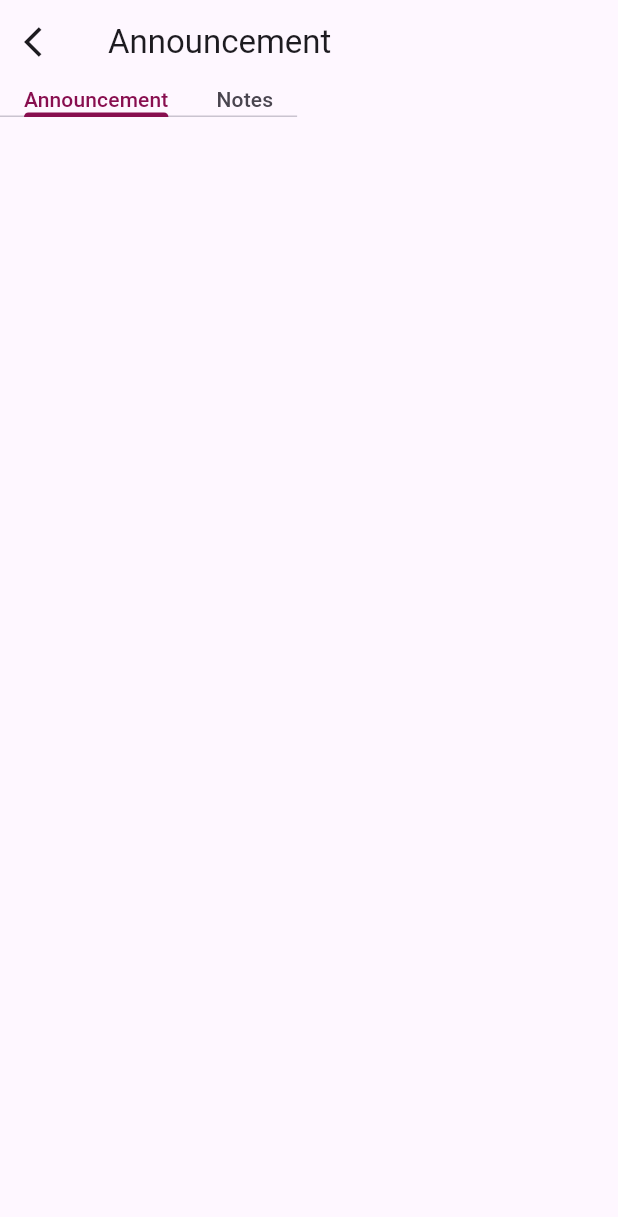
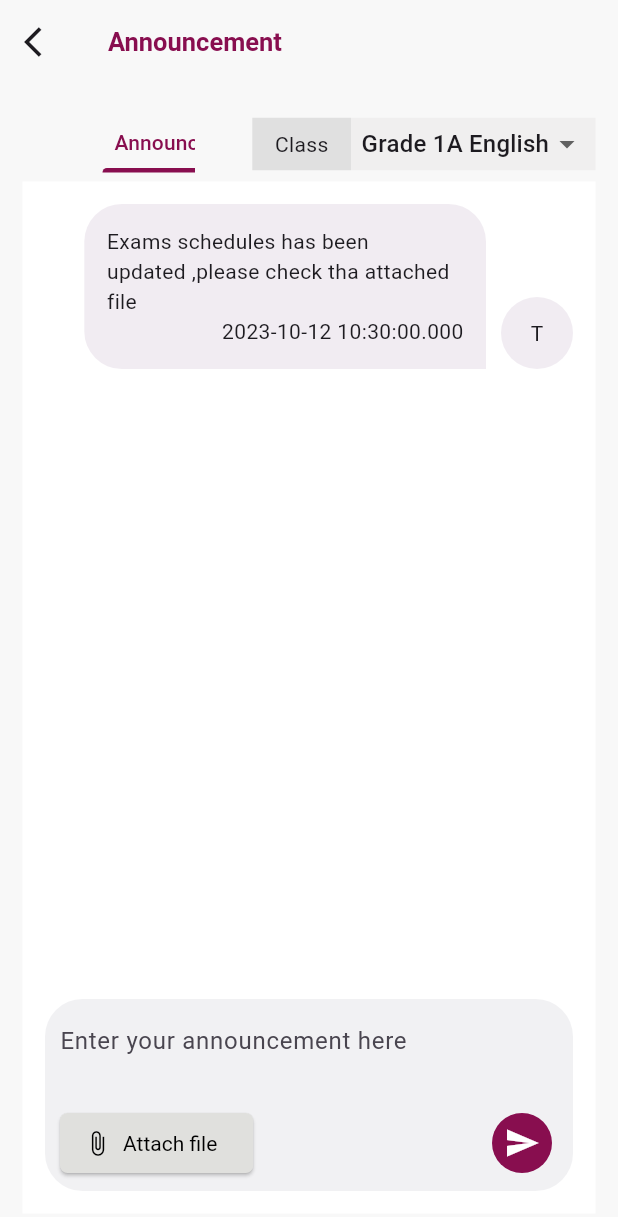
Before and after one commit to Vineeth-Kolichal/kids-budy-machine-test, a Flutter app: the screen it shows after launch, on a phone screen of 412 x 824 dp. Shown: the top 1217 px of the screen. Run offline on Flutter 3.47's test engine with Material 2 defaults, Android fonts, the phone set to English and light mode, and no system bars.

Commit message:
Some sections of UI completed +announcement tab input section +announcement tab message section

```diff
--- a/lib/main.dart
+++ b/lib/main.dart
@@ -1,5 +1,7 @@
 import 'package:flutter/material.dart';
 import 'package:kids_buddy/presentation/announcement_screen/announcement_screen.dart';
+
+import 'util/export_util.dart';
 
 void main(List<String> args) {
   runApp(KidsBuddyApp());
@@ -11,11 +13,7 @@ class KidsBuddyApp extends StatelessWidget {
   @override
   Widget build(BuildContext context) {
     return MaterialApp(
-      theme: ThemeData(
-        tabBarTheme: TabBarTheme(
-            labelColor: Colors.pink[900], indicatorColor: Colors.pink[900]),
-        useMaterial3: true,
-      ),
+      theme:theme,
       home: AnnouncementScreen(),
     );
   }
--- a/lib/presentation/announcement_screen/announcement_screen.dart
+++ b/lib/presentation/announcement_screen/announcement_screen.dart
@@ -1,4 +1,10 @@
 import 'package:flutter/material.dart';
+import 'package:kids_buddy/presentation/widgets/space.dart';
+import 'package:kids_buddy/util/colors.dart';
+import 'package:kids_buddy/util/export_util.dart';
+import 'package:kids_buddy/util/responsive.dart';
+
+import 'pages/announcement_tab/announcement_tab.dart';
 
 class AnnouncementScreen extends StatelessWidget {
   const AnnouncementScreen({super.key});
@@ -23,20 +29,72 @@ class AnnouncementScreen extends StatelessWidget {
           //   ],
           // ),
         ),
-        body: Column(children: [
+        body: Padding(
+          padding: const EdgeInsets.all(15.0),
+          child: Column(children: [
             Row(
+              mainAxisAlignment: MainAxisAlignment.spaceBetween,
               children: [
-              SizedBox(
+                Expanded(
+                  flex: 3,
+                  child: Align(
+                    alignment: Alignment.centerLeft,
                     child: TabBar(
+                      isScrollable: true,
                       tabs: [
-                    Text('Announcement'),
-                    Text('Notes'),
+                        Padding(
+                          padding: const EdgeInsets.all(8.0),
+                          child: Text('Announcement'),
+                        ),
+                        Padding(
+                          padding: const EdgeInsets.all(8.0),
+                          child: Text('Notes'),
+                        ),
                       ],
                     ),
                   ),
+                ),
+                Spacer(),
+                SizedBox(
+                  height: 50,
+                  child: Row(
+                    children: [
+                      Container(
+                        height: 35,
+                        padding: const EdgeInsets.symmetric(horizontal: 15),
+                        color: const Color.fromARGB(255, 224, 224, 224),
+                        child: const Center(child: Text('Class')),
+                      ),
+                      Container(
+                        padding: const EdgeInsets.symmetric(horizontal: 7),
+                        height: 35,
+                        color: const Color.fromARGB(255, 240, 239, 239),
+                        child: DropdownButtonHideUnderline(
+                          child: DropdownButton(
+                            items: const [
+                              DropdownMenuItem(child: Text('Grade 1A English'))
                             ],
+                            onChanged: (value) {},
+                          ),
+                        ),
+                      ),
+                    ],
+                  ),
+                )
+              ],
+            ),
+            Expanded(
+                child: Container(
+              color: whiteColor,
+              child: TabBarView(children: [
+                AnnouncementTab(),
+                Center(
+                  child: Text('Notes'),
                 )
               ]),
+            ))
+          ]),
+        ),
       ),
     );
   }
--- /dev/null
+++ b/lib/presentation/announcement_screen/pages/announcement_tab/announcement_tab.dart
@@ -0,0 +1,176 @@
+import 'package:flutter/material.dart';
+import 'package:kids_buddy/presentation/widgets/space.dart';
+
+import '../../../../util/export_util.dart';
+
+class AnnouncementTab extends StatelessWidget {
+  const AnnouncementTab({
+    super.key,
+  });
+
+  @override
+  Widget build(BuildContext context) {
+    Size size = MediaQuery.of(context).size;
+
+    int i = 0;
+    if (i == 1) {
+      return Center(
+        child: Column(
+          mainAxisSize: MainAxisSize.min,
+          children: [
+            const Text(
+              'You can create announcement to your classes',
+              textAlign: TextAlign.center,
+            ),
+            Space.y(10),
+            ElevatedButton(
+              onPressed: () {},
+              style: Theme.of(context).elevatedButtonTheme.style,
+              child: const Text('Create announcement',
+                  style: TextStyle(
+                      color: whiteColor, fontWeight: FontWeight.w700)),
+            ),
+          ],
+        ),
+      );
+    } else {
+      return Padding(
+        padding: const EdgeInsets.all(15.0),
+        child: Container(
+          child: Column(children: [
+            Expanded(child: MessageSection(size: size)),
+            InputSection()
+          ]),
+        ),
+      );
+    }
+  }
+}
+
+class MessageSection extends StatelessWidget {
+  const MessageSection({
+    super.key,
+    required this.size,
+  });
+
+  final Size size;
+
+  @override
+  Widget build(BuildContext context) {
+    return ListView(
+      children: [
+        Align(
+          alignment: Alignment.centerRight,
+          child: ConstrainedBox(
+            constraints: BoxConstraints(maxWidth: size.width * 0.85),
+            child: Row(
+              crossAxisAlignment: CrossAxisAlignment.end,
+              mainAxisSize: MainAxisSize.min,
+              children: [
+                Container(
+                  constraints: BoxConstraints(maxWidth: size.width * 0.65),
+                  decoration: BoxDecoration(
+                    color: Color(0xFFF1ECF2),
+                    borderRadius: BorderRadius.only(
+                      topLeft: radiusTwentyFive,
+                      topRight: radiusTwentyFive,
+                      bottomLeft: radiusTwentyFive,
+                    ),
+                  ),
+                  child: Padding(
+                    padding: const EdgeInsets.all(15.0),
+                    child: Column(
+                      crossAxisAlignment: CrossAxisAlignment.end,
+                      children: [
+                        Text(
+                          'Exams schedules has been updated ,please check tha attached file',
+                        ),
+                        Row(
+                          mainAxisAlignment: MainAxisAlignment.end,
+                          mainAxisSize: MainAxisSize.min,
+                          children: [Text(DateTime.now().toString())],
+                        )
+                      ],
+                    ),
+                  ),
+                ),
+                Space.x(10),
+                Container(
+                  decoration: BoxDecoration(
+                      shape: BoxShape.circle, color: Color(0xFFF1ECF2)),
+                  child: PopupMenuButton(
+                    itemBuilder: (context) {
+                      return [
+                        PopupMenuItem(
+                          child: Text('Delete'),
+                        )
+                      ];
+                    },
+                    icon: Text('T'),
+                    onSelected: (value) {},
+                  ),
+                )
+              ],
+            ),
+          ),
+        )
+      ],
+    );
+  }
+}
+
+class InputSection extends StatelessWidget {
+  const InputSection({
+    super.key,
+  });
+
+  @override
+  Widget build(BuildContext context) {
+    return Container(
+      padding: EdgeInsets.symmetric(
+          horizontal: Responsive.isTablet(context) ? 30 : 10, vertical: 8),
+      // height: 150,
+      decoration: BoxDecoration(
+        color: const Color(0xFFF1F1F3),
+        borderRadius: BorderRadius.circular(25),
+      ),
+      child: Column(children: [
+        TextFormField(
+          maxLines: Responsive.isTablet(context) ? 4 : 2,
+          keyboardType: TextInputType.multiline,
+          decoration: InputDecoration(
+              hintText: 'Enter your announcement here',
+              border: InputBorder.none),
+        ),
+        Row(
+          mainAxisAlignment: MainAxisAlignment.spaceBetween,
+          children: [
+            ElevatedButton.icon(
+              style: ElevatedButton.styleFrom(
+                textStyle: TextStyle(color: whiteColor),
+                shape: RoundedRectangleBorder(
+                    borderRadius: BorderRadius.circular(5)),
+                backgroundColor: Color.fromARGB(255, 224, 224, 221),
+              ),
+              onPressed: () {},
+              icon: Icon(
+                Icons.attach_file,
+                color: blackColor,
+              ),
+              label: Text(
+                'Attach file',
+                style: TextStyle(color: blackColor),
+              ),
+            ),
+            IconButton(
+              style: IconButton.styleFrom(backgroundColor: pinkColor),
+              color: whiteColor,
+              onPressed: () {},
+              icon: Icon(Icons.send_sharp),
+            ),
+          ],
+        )
+      ]),
+    );
+  }
+}
--- /dev/null
+++ b/lib/presentation/widgets/space.dart
@@ -0,0 +1,15 @@
+import 'package:flutter/material.dart';
+
+class Space {
+  static Widget x(double value) {
+    return SizedBox(
+      width: value,
+    );
+  }
+
+  static Widget y(double value) {
+    return SizedBox(
+      height: value,
+    );
+  }
+}
--- /dev/null
+++ b/lib/util/colors.dart
@@ -0,0 +1,6 @@
+import 'package:flutter/material.dart';
+
+Color pinkColor = Colors.pink[900]!;
+const Color bgColor = Color.fromARGB(255, 248, 248, 248);
+const whiteColor = Colors.white;
+const blackColor = Colors.black;
--- /dev/null
+++ b/lib/util/constants.dart
@@ -0,0 +1,3 @@
+import 'package:flutter/material.dart';
+
+const Radius radiusTwentyFive = Radius.circular(25);
--- /dev/null
+++ b/lib/util/export_util.dart
@@ -0,0 +1,4 @@
+export '../util/colors.dart';
+export '../util/theme.dart';
+export '../util/constants.dart';
+export '../util/responsive.dart';
--- /dev/null
+++ b/lib/util/responsive.dart
@@ -0,0 +1,7 @@
+import 'package:flutter/material.dart';
+
+class Responsive {
+  static isTablet(BuildContext context) {
+    return MediaQuery.of(context).size.width > 500;
+  }
+}
--- /dev/null
+++ b/lib/util/theme.dart
@@ -0,0 +1,27 @@
+import 'package:flutter/material.dart';
+
+import 'export_util.dart';
+
+ThemeData theme = ThemeData(
+  scaffoldBackgroundColor: bgColor,
+  tabBarTheme: TabBarTheme(
+    labelColor: pinkColor,
+    indicatorColor: pinkColor,
+    dividerColor: Colors.transparent,
+  ),
+  appBarTheme: AppBarTheme(
+    backgroundColor: bgColor,
+    titleTextStyle: TextStyle(
+      color: pinkColor,
+      fontWeight: FontWeight.w600,
+      fontSize: 17,
+    ),
+  ),
+  elevatedButtonTheme: ElevatedButtonThemeData(
+    style: ElevatedButton.styleFrom(
+      shape: RoundedRectangleBorder(borderRadius: BorderRadius.circular(5)),
+      backgroundColor: pinkColor,
+    ),
+  ),
+  useMaterial3: true,
+);
--- a/pubspec.yaml
+++ b/pubspec.yaml
@@ -38,6 +38,7 @@ dependencies:
   flutter_bloc: ^8.1.3
   freezed_annotation: ^2.4.1
   hive: ^2.2.3
+  file_picker: ^5.5.0
 
 dev_dependencies:
   flutter_test:
```
Also changed, not shown: assets/images/pdf-icon.png (added), pubspec.lock. Lines whose indentation alone changed are shown as unchanged.
